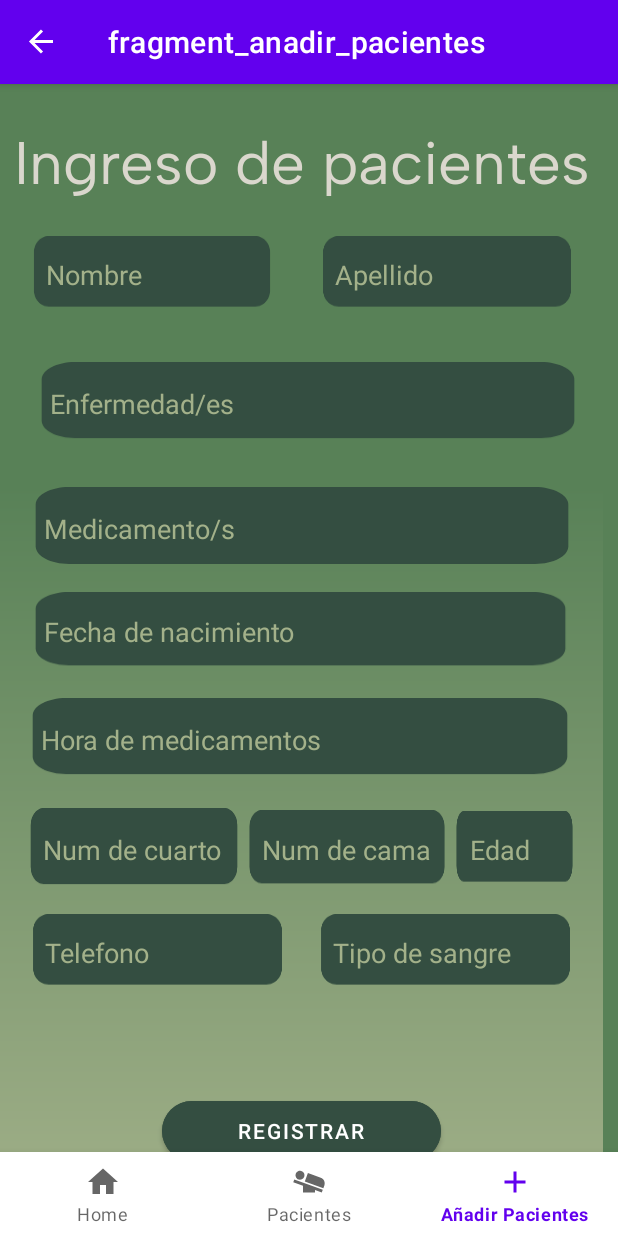
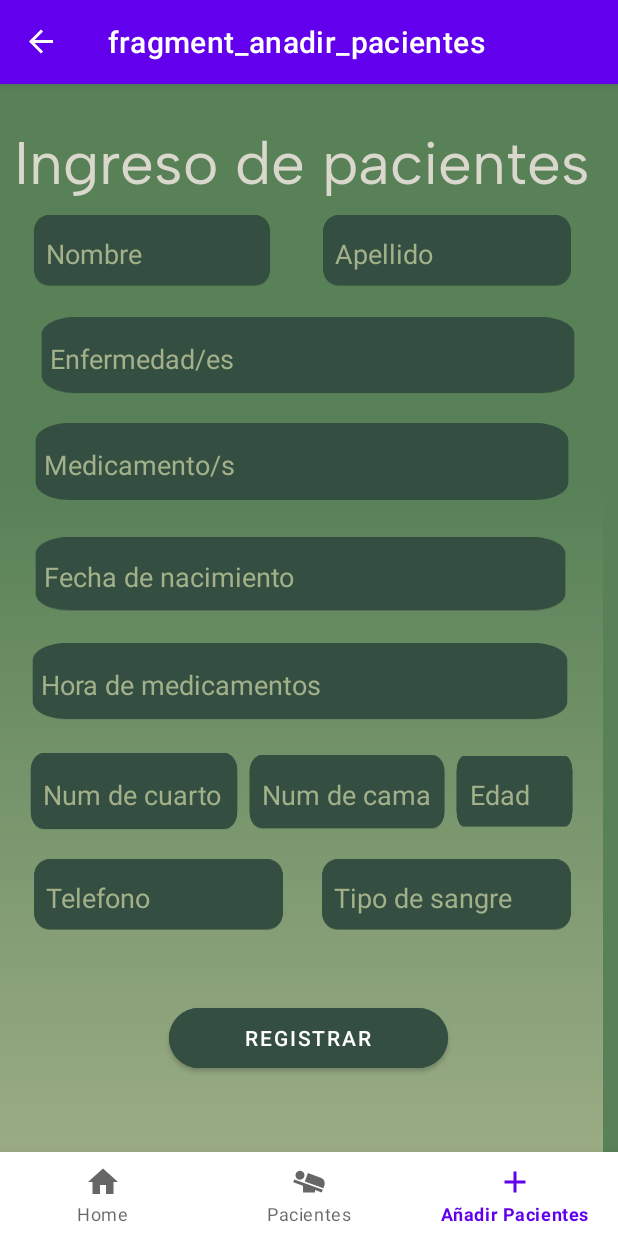
Before and after one commit to Cholo0407/Proyecto-Formativo-1b, an Android app: the anadirPacientes screen opened through its navigation route, on a phone screen of 412 x 824 dp. Run offline under Robolectric (Android 15) with nearby library versions, the phone set to English and light mode, and no system bars; our stand-ins replace navigation-ui.

Commit message:
Termiando 100%

```diff
--- a/app/src/main/java/alessandro/munoz/proyectoformativo1b/Pacientes.kt
+++ b/app/src/main/java/alessandro/munoz/proyectoformativo1b/Pacientes.kt
@@ -60,6 +60,8 @@ class Pacientes : Fragment() {
                 val uuid = resultSet.getString("uuid_paciente")
                 val nombre = resultSet.getString("nombre")
                 val apellido = resultSet.getString("apellido")
+                val tipo_sangre = resultSet.getString("tipo_sangre")
+                val telefono = resultSet.getString("telefono")
                 val edad = resultSet.getInt("edad")
                 val enfermedad = resultSet.getString("enfermedad")
                 val numCuarto = resultSet.getInt("numero_cuarto")
@@ -68,7 +70,7 @@ class Pacientes : Fragment() {
                 val fechaNaciemiento = resultSet.getString("fecha_nacimiento")
                 val horaMedicamentos = resultSet.getString("hora_medicamentos")
 
-                val valores = Pacientes(uuid, nombre, apellido, edad, enfermedad, numCuarto, numCama, medicamentos, fechaNaciemiento, horaMedicamentos)
+                val valores = Pacientes(uuid, nombre, apellido, tipo_sangre, telefono, edad, enfermedad, numCuarto, numCama, medicamentos, fechaNaciemiento, horaMedicamentos)
 
                 listaPacientes.add(valores)
             }
--- a/app/src/main/java/alessandro/munoz/proyectoformativo1b/expediente.kt
+++ b/app/src/main/java/alessandro/munoz/proyectoformativo1b/expediente.kt
@@ -29,11 +29,15 @@ class expediente : AppCompatActivity() {
         val lblMedicamentos = findViewById<TextView>(R.id.lblMedicamentos)
         val lblHoraMedicamentos = findViewById<TextView>(R.id.lblHoraMedicamentos)
         val lblFechaNacimiento = findViewById<TextView>(R.id.lblFechaNacimiento)
+        val lblTelefono = findViewById<TextView>(R.id.lblTelefono)
+        val lblTipoSangre = findViewById<TextView>(R.id.lblTipoSangre)
         val imgBack = findViewById<ImageView>(R.id.imgBack)
 
         lblUUid.text = intent.getStringExtra("uuid_paciente")
         lblNombre.text = intent.getStringExtra("nombre")
         lblApellido.text = intent.getStringExtra("apellido")
+        lblTelefono.text = intent.getStringExtra("telefono")
+        lblTipoSangre.text = intent.getStringExtra("tipo_sangre")
         lblNumCuarto.text = intent.getIntExtra("numero_Cuarto", 0).toString()
         lblNumCama.text = intent.getIntExtra("numero_Cama", 0).toString()
         lblEdad.text = intent.getIntExtra("edad", 0).toString()
--- a/app/src/main/res/layout/fragment_anadir_pacientes.xml
+++ b/app/src/main/res/layout/fragment_anadir_pacientes.xml
@@ -38,8 +38,8 @@
         android:layout_width="364dp"
         android:layout_height="56dp"
         android:layout_marginStart="24dp"
+        android:layout_marginTop="15dp"
         android:layout_marginEnd="23dp"
-        android:layout_marginBottom="14dp"
         android:background="@drawable/fondo_txt"
         android:ems="10"
         android:hint="Medicamento/s"
@@ -48,17 +48,17 @@
         android:paddingEnd="10dp"
         android:textColor="#DAD7CD"
         android:textColorHint="#A3B18A"
-        app:layout_constraintBottom_toTopOf="@+id/txtFechaNacimiento"
         app:layout_constraintEnd_toEndOf="parent"
-        app:layout_constraintStart_toStartOf="parent" />
+        app:layout_constraintStart_toStartOf="parent"
+        app:layout_constraintTop_toBottomOf="@+id/txtEnfermedad" />
 
     <EditText
         android:id="@+id/txtHoraMedicina"
         android:layout_width="365dp"
         android:layout_height="55dp"
         android:layout_marginStart="22dp"
+        android:layout_marginTop="17dp"
         android:layout_marginEnd="24dp"
-        android:layout_marginBottom="18dp"
         android:background="@drawable/fondo_txt"
         android:ems="10"
         android:hint="Hora de medicamentos"
@@ -67,17 +67,17 @@
         android:paddingEnd="10dp"
         android:textColor="#DAD7CD"
         android:textColorHint="#A3B18A"
-        app:layout_constraintBottom_toTopOf="@+id/linearLayout2"
         app:layout_constraintEnd_toEndOf="parent"
-        app:layout_constraintStart_toStartOf="parent" />
+        app:layout_constraintStart_toStartOf="parent"
+        app:layout_constraintTop_toBottomOf="@+id/txtFechaNacimiento" />
 
     <EditText
         android:id="@+id/txtFechaNacimiento"
         android:layout_width="362dp"
         android:layout_height="53dp"
         android:layout_marginStart="24dp"
+        android:layout_marginTop="20dp"
         android:layout_marginEnd="25dp"
-        android:layout_marginBottom="17dp"
         android:background="@drawable/fondo_txt"
         android:ems="10"
         android:hint="Fecha de nacimiento"
@@ -86,16 +86,16 @@
         android:paddingEnd="10dp"
         android:textColor="#DAD7CD"
         android:textColorHint="#A3B18A"
-        app:layout_constraintBottom_toTopOf="@+id/txtHoraMedicina"
         app:layout_constraintEnd_toEndOf="parent"
-        app:layout_constraintStart_toStartOf="parent" />
+        app:layout_constraintStart_toStartOf="parent"
+        app:layout_constraintTop_toBottomOf="@+id/txtMedicamento" />
 
     <EditText
         android:id="@+id/txtEnfermedad"
         android:layout_width="364dp"
         android:layout_height="55dp"
         android:layout_marginStart="23dp"
-        android:layout_marginTop="1dp"
+        android:layout_marginTop="10dp"
         android:layout_marginEnd="24dp"
         android:layout_marginBottom="9dp"
         android:background="@drawable/fondo_txt"
@@ -117,25 +117,24 @@
         android:layout_width="186dp"
         android:layout_height="52dp"
         android:layout_marginStart="123dp"
+        android:layout_marginTop="44dp"
         android:layout_marginEnd="124dp"
-        android:layout_marginBottom="44dp"
         android:backgroundTint="#344E41"
         android:text="Registrar"
         app:cornerRadius="20dp"
-        app:layout_constraintBottom_toBottomOf="@+id/view2"
         app:layout_constraintEnd_toEndOf="parent"
-        app:layout_constraintStart_toStartOf="parent" />
+        app:layout_constraintHorizontal_bias="0.343"
+        app:layout_constraintStart_toStartOf="parent"
+        app:layout_constraintTop_toBottomOf="@+id/linearLayout3" />
 
     <LinearLayout
         android:id="@+id/linearLayout"
         android:layout_width="362dp"
         android:layout_height="58dp"
         android:layout_marginStart="24dp"
-        android:layout_marginTop="5dp"
+        android:layout_marginTop="10dp"
         android:layout_marginEnd="23dp"
-        android:layout_marginBottom="5dp"
         android:orientation="horizontal"
-        app:layout_constraintBottom_toTopOf="@+id/txtEnfermedad"
         app:layout_constraintEnd_toEndOf="parent"
         app:layout_constraintStart_toStartOf="parent"
         app:layout_constraintTop_toBottomOf="@+id/textView">
@@ -176,12 +175,12 @@
         android:id="@+id/linearLayout2"
         android:layout_width="364dp"
         android:layout_height="53dp"
-        android:layout_marginBottom="136dp"
+        android:layout_marginTop="18dp"
         android:orientation="horizontal"
-        app:layout_constraintBottom_toTopOf="@+id/btnRegistrar"
         app:layout_constraintEnd_toEndOf="parent"
         app:layout_constraintHorizontal_bias="0.486"
-        app:layout_constraintStart_toStartOf="parent">
+        app:layout_constraintStart_toStartOf="parent"
+        app:layout_constraintTop_toBottomOf="@+id/txtHoraMedicina">
 
         <EditText
             android:id="@+id/txtNumCuarto"
@@ -234,11 +233,13 @@
     </LinearLayout>
 
     <LinearLayout
+        android:id="@+id/linearLayout3"
         android:layout_width="362dp"
         android:layout_height="49dp"
         android:layout_marginTop="17dp"
         android:orientation="horizontal"
         app:layout_constraintEnd_toEndOf="parent"
+        app:layout_constraintHorizontal_bias="0.512"
         app:layout_constraintStart_toStartOf="parent"
         app:layout_constraintTop_toBottomOf="@+id/linearLayout2">
 
```
Also changed, not shown: app/src/main/java/RecyclerViewHelpers/Adaptador.kt (+26 -14 lines).
